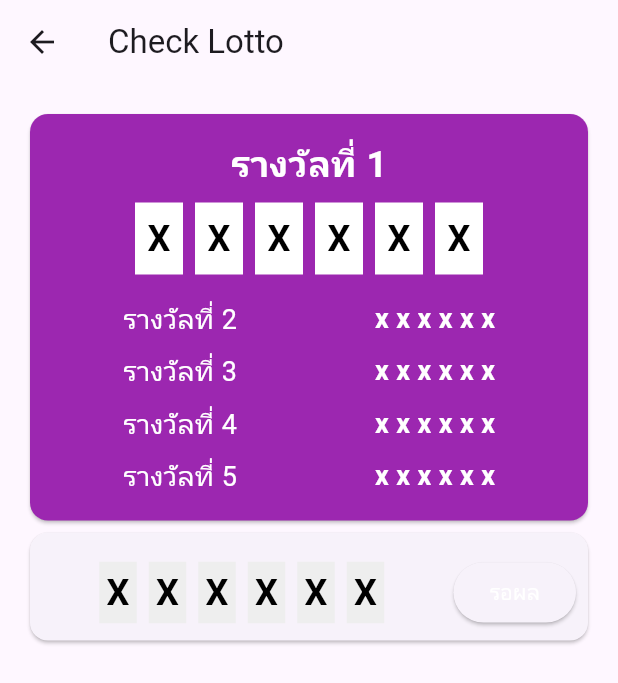
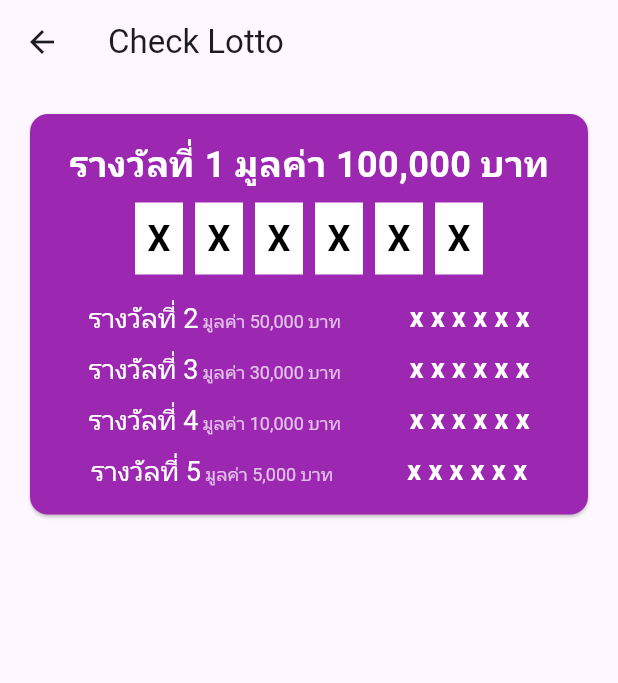
Before and after one commit to LilithZ00/LottoProject, a Flutter app: the Chacklottopage screen opened directly with empty values, on a phone screen of 412 x 824 dp. Shown: the top 683 px of the screen. Run offline on Flutter 3.47's test engine with Material 3 defaults, Android fonts, the light colour scheme and no system bars; our stand-ins replace shared_preferences; accounts and stored records are empty; network calls fail.

Commit message:
check lotto

```diff
--- a/lib/pages/ChackLottoPage.dart
+++ b/lib/pages/ChackLottoPage.dart
@@ -1,7 +1,10 @@
 // ignore_for_file: non_constant_identifier_names, library_private_types_in_public_api, prefer_typing_uninitialized_variables
 
+import 'dart:convert';
+
 import 'package:flutter/material.dart';
-
+import 'package:http/http.dart' as http;
+import 'dart:developer' as dv;
 class Chacklottopage extends StatefulWidget {
   final idx;
   const Chacklottopage({super.key, required this.idx});
@@ -13,19 +16,22 @@ class Chacklottopage extends StatefulWidget {
 class _CheckLottoPageState extends State<Chacklottopage> {
   List<String> prizeNumbers = List.filled(6, 'X'); // สถานะของหมายเลขรางวัลที่ 1
   List<String> userNumbers = List.filled(6, 'X'); // สถานะของหมายเลขที่ซื้อ
+  List<Map<String, dynamic>> lottoData = [];
+  List<Map<String, dynamic>> resultData = [];
+
+  String no2 = '';
+  String no3 = '';
+  String no4 = '';
+  String no5 = '';
 
   // ฟังก์ชันสำหรับการอัปเดตหมายเลขรางวัล (จำลอง)
-  void updatePrizeNumbers() {
-    setState(() {
-      prizeNumbers = ['1', '2', '3', '4', '5', '6']; // เปลี่ยนหมายเลขรางวัล
-    });
-  }
-
-  // ฟังก์ชันสำหรับการอัปเดตหมายเลขที่ซื้อ (จำลอง)
-  void updateUserNumbers() {
-    setState(() {
-      userNumbers = ['9', '8', '7', '6', '5', '4']; // เปลี่ยนหมายเลขที่ซื้อ
-    });
+  late Future<void> loadLotto;
+  late Future<void> loadResult;
+  @override
+  void initState() {
+    super.initState();
+    loadLotto = showmylotto();
+    loadResult = showResult();
   }
 
   @override
@@ -46,7 +52,7 @@ class _CheckLottoPageState extends State<Chacklottopage> {
               child: Column(
                 children: [
                   const Text(
-                      'รางวัลที่ 1',
+                    'รางวัลที่ 1 มูลค่า 100,000 บาท',
                     style: TextStyle(
                       fontSize: 24,
                       color: Colors.white,
@@ -56,7 +62,9 @@ class _CheckLottoPageState extends State<Chacklottopage> {
                   const SizedBox(height: 8),
                   Row(
                     mainAxisAlignment: MainAxisAlignment.center,
-                      children: prizeNumbers.map((number) {
+                    children: (resultData.isNotEmpty && resultData[0]['result_number'] != null
+                      ? resultData[0]['result_number'].toString().split('')
+                      : prizeNumbers).map((number) {
                       return Padding(
                         padding: const EdgeInsets.symmetric(horizontal: 4.0),
                         child: Container(
@@ -78,66 +86,129 @@ class _CheckLottoPageState extends State<Chacklottopage> {
                     }).toList(),
                   ),
                   const SizedBox(height: 8),
-                    PrizeRow('รางวัลที่ 2', 'x x x x x x'),
-                    PrizeRow('รางวัลที่ 3', 'x x x x x x'),
-                    PrizeRow('รางวัลที่ 4', 'x x x x x x'),
-                    PrizeRow('รางวัลที่ 5', 'x x x x x x'),
+
+                  PrizeRow('รางวัลที่ 2', resultData.isNotEmpty && resultData[1]['result_number'] != null
+                    ? resultData[1]['result_number'].toString()
+                    : 'x x x x x x', '50,000 บาท'),
+                  PrizeRow('รางวัลที่ 3', resultData.isNotEmpty && resultData[2]['result_number'] != null
+                    ? resultData[2]['result_number'].toString()
+                    : 'x x x x x x', '30,000 บาท'),
+                  PrizeRow('รางวัลที่ 4', resultData.isNotEmpty && resultData[3]['result_number'] != null
+                    ? resultData[3]['result_number'].toString()
+                    : 'x x x x x x', '10,000 บาท'),
+                  PrizeRow('รางวัลที่ 5', resultData.isNotEmpty && resultData[4]['result_number'] != null
+                    ? resultData[4]['result_number'].toString()
+                    : 'x x x x x x', '5,000 บาท'),
                 ],
               ),
             ),
           ),
-            const SizedBox(),
+          SizedBox(height: 16),
+
           Expanded(
   child: ListView.builder(
-                itemCount: 1,
+    itemCount: lottoData.length,
     itemBuilder: (context, index) {
+      var lottoItem = lottoData[index];
+      String matchedPrizeCategory = '';
+      int matchedPrizeAmount = 0;
+
+      // Check if resultData is not empty and contains the lotto number
+      if (resultData.isNotEmpty) {
+        // Iterate over resultData to find if the lotto number matches any prize
+        for (int i = 0; i < resultData.length; i++) {
+          if (resultData[i]['result_number'] == lottoItem['lotto_number']) {
+            switch (i) {
+              case 0:
+                matchedPrizeCategory = 'รางวัลที่ 1';
+                matchedPrizeAmount = 100000;
+                break;
+              case 1:
+                matchedPrizeCategory = 'รางวัลที่ 2';
+                matchedPrizeAmount = 50000;
+                break;
+              case 2:
+                matchedPrizeCategory = 'รางวัลที่ 3';
+                matchedPrizeAmount = 30000;
+                break;
+              case 3:
+                matchedPrizeCategory = 'รางวัลที่ 4';
+                matchedPrizeAmount = 10000;
+                break;
+              case 4:
+                matchedPrizeCategory = 'รางวัลที่ 5';
+                matchedPrizeAmount = 5000;
+                break;
+              default:
+                matchedPrizeCategory = 'ไม่ระบุ';
+                matchedPrizeAmount = 0;
+            }
+          }
+        }
+      }
+
+      bool hasMatchingResult = matchedPrizeCategory.isNotEmpty;
+
       return Card(
+        margin: const EdgeInsets.symmetric(vertical: 8.0),
         child: Padding(
-                      padding: const EdgeInsets.all(8.0),
-                      child: Column(
-                        crossAxisAlignment: CrossAxisAlignment.start,
-                        children: [
-                          const SizedBox(height: 8),
-                          Row(
+          padding: const EdgeInsets.all(12.0),
+          child: Row(
             children: [
               Expanded(
-                                child: Row(
-                                  mainAxisAlignment: MainAxisAlignment.center,
-                                  children: userNumbers.map((number) {
-                                    return Padding(
-                                      padding: const EdgeInsets.symmetric(horizontal: 4.0),
-                                      child: Container(
-                                        width: 25,
-                                        height: 41,
-                                        color: Colors.grey[200],
-                                        child: Center(
                 child: Text(
-                                            number,
+                  lottoItem['lotto_number'] ?? 'No Number',
                   style: const TextStyle(
                     fontSize: 24,
                     fontWeight: FontWeight.bold,
-                                              color: Colors.black,
                   ),
                 ),
               ),
+              ElevatedButton(
+                onPressed: hasMatchingResult
+                  ? () async {
+                      // Log the matched prize category and amount
+                      dv.log('ถูกรางวัล: $matchedPrizeCategory จำนวนเงิน: $matchedPrizeAmount');
+
+                      // Send POST request to the API to add money
+                      var response = await http.post(
+                        Uri.parse('https://node-api-lotto.vercel.app/wallet/add_money'),
+                        headers: {"Content-Type": "application/json"},
+                        body: jsonEncode({
+                          "userId": widget.idx, // Assuming widget.idx is the user ID
+                          "amount": matchedPrizeAmount
+                        }),
+                      );
+
+                      var responseBody = json.decode(response.body);
+                      dv.log('response:'+responseBody['message']);
+                      if (response.statusCode == 200 || response.statusCode == 201) {
+                        // Check if the response body indicates success
+                        if (responseBody['message'] == 'Deposit successfully') {
+                          dv.log('เพิ่มเงินสำเร็จ: ${response.body}');
+                          // Call deleteLotto function after successful "ถูกรางวัล"
+                          await deleteLotto(lottoItem['lotto_id']);
+                        } else {
+                          dv.log('ข้อผิดพลาดในการเพิ่มเงิน: ${response.body}');
+                        }
+                      } else {
+                        dv.log('ข้อผิดพลาดในการเพิ่มเงิน: ${response.statusCode} ${response.body}');
+                      }
+                    }
+                  : null, // Disable button if not a winning number
+              // Disable button if not a winning number
+                style: ElevatedButton.styleFrom(
+                  backgroundColor: hasMatchingResult ? Colors.green : Colors.grey, // Set green color for "ถูกรางวัล", grey otherwise
+                  padding: const EdgeInsets.symmetric(horizontal: 16.0, vertical: 12.0), // Adjust button padding if needed
                 ),
-                                    );
-                                  }).toList(),
+                child: Text(
+                  resultData.isEmpty
+                      ? 'รอออกรางวัล' // If results are not available yet
+                      : (hasMatchingResult ? 'ถูกรางวัลที่ $matchedPrizeCategory' : 'ไม่ถูกรางวัล'), // Show prize category and amount if a match, otherwise "ไม่ถูกรางวัล"
+                  style: const TextStyle(
+                    color: Colors.white, // Set text color to white
                   ),
                 ),
-                              const SizedBox(width: 8),
-                              ElevatedButton(
-                                onPressed: () {
-                                  updateUserNumbers(); // อัปเดตหมายเลขที่ซื้อเมื่อกดปุ่ม
-                                },
-                                child: const Text(
-                                  'รอผล',
-                                  style: TextStyle(
-                                    color: Color.fromARGB(255, 255, 255, 255),
-                                  ),
-                                ),
-                              ),
-                            ],
               ),
             ],
           ),
@@ -145,7 +216,8 @@ class _CheckLottoPageState extends State<Chacklottopage> {
       );
     },
   ),
-            ),
+)
+
         ],
       ),
     ),
@@ -153,17 +225,28 @@ class _CheckLottoPageState extends State<Chacklottopage> {
 }
 
   // รางวัล 12345
-  Widget PrizeRow(String title, String number) {
+  Widget PrizeRow(String title, String number, String prizeValue) {
   return Padding(
     padding: const EdgeInsets.only(top: 8.0),
     child: Row(
       mainAxisAlignment: MainAxisAlignment.spaceAround,
       children: [
-          Text(
-            title,
+        RichText(
+          text: TextSpan(
+            text: title,
             style: const TextStyle(
               color: Colors.white,
-              fontSize: 18,
+              fontSize: 18, // Normal size for title
+            ),
+            children: <TextSpan>[
+              TextSpan(
+                text: ' มูลค่า $prizeValue',
+                style: const TextStyle(
+                  fontSize: 12, // Smaller size for the prize value
+                  color: Colors.white70, // Adjust color if needed
+                ),
+              ),
+            ],
           ),
         ),
         Text(
@@ -178,4 +261,61 @@ class _CheckLottoPageState extends State<Chacklottopage> {
     ),
   );
 }
+
+
+  Future<void> showmylotto() async {
+    try {
+      // Include the user ID (widget.idx) in the API call URL
+      var response = await http.get(Uri.parse(
+          'https://node-api-lotto.vercel.app/lotto/check/${widget.idx}'));
+      var data = json.decode(response.body);
+      dv.log('${widget.idx}');
+      if (data is List) {
+        setState(() {
+          lottoData = List<Map<String, dynamic>>.from(data);
+          dv.log(lottoData.length.toString());
+        });
+      } else {
+        print('Data is not a list');
       }
+    } catch (e) {
+      dv.log('Error fetching lotto data: $e');
+    }
+  }
+
+  Future<void> showResult() async {
+    try {
+      // Include the user ID (widget.idx) in the API call URL
+      var response = await http.get(Uri.parse(
+          'https://node-api-lotto.vercel.app/result/'));
+      var data2 = json.decode(response.body);
+      if (data2 is List) {
+        setState(() {
+          resultData = List<Map<String, dynamic>>.from(data2);
+          dv.log('resultData_lenght:'+resultData.length.toString());
+        });
+      } else {
+        print('Data is not a list');
+      }
+    } catch (e) {
+      dv.log('Error fetching lotto data: $e');
+    }
+  }
+
+  Future<void> deleteLotto(int lottoId) async {
+    try {
+      var response = await http.delete(
+        Uri.parse('https://node-api-lotto.vercel.app/lotto/delete/$lottoId'),
+      );
+      if (response.statusCode == 200) {
+        dv.log('ลบลอตเตอรี่สำเร็จ: $lottoId');
+        // Optionally, you can refresh the lottoData after deletion
+        await showmylotto();
+      } else {
+        dv.log('ลบลอตเตอรี่ล้มเหลว: ${response.body}');
+      }
+    } catch (e) {
+      dv.log('เกิดข้อผิดพลาดในการลบลอตเตอรี่: $e');
+    }
+  }
+}
```
Also changed, not shown: pubspec.lock. Lines whose indentation alone changed are shown as unchanged.
